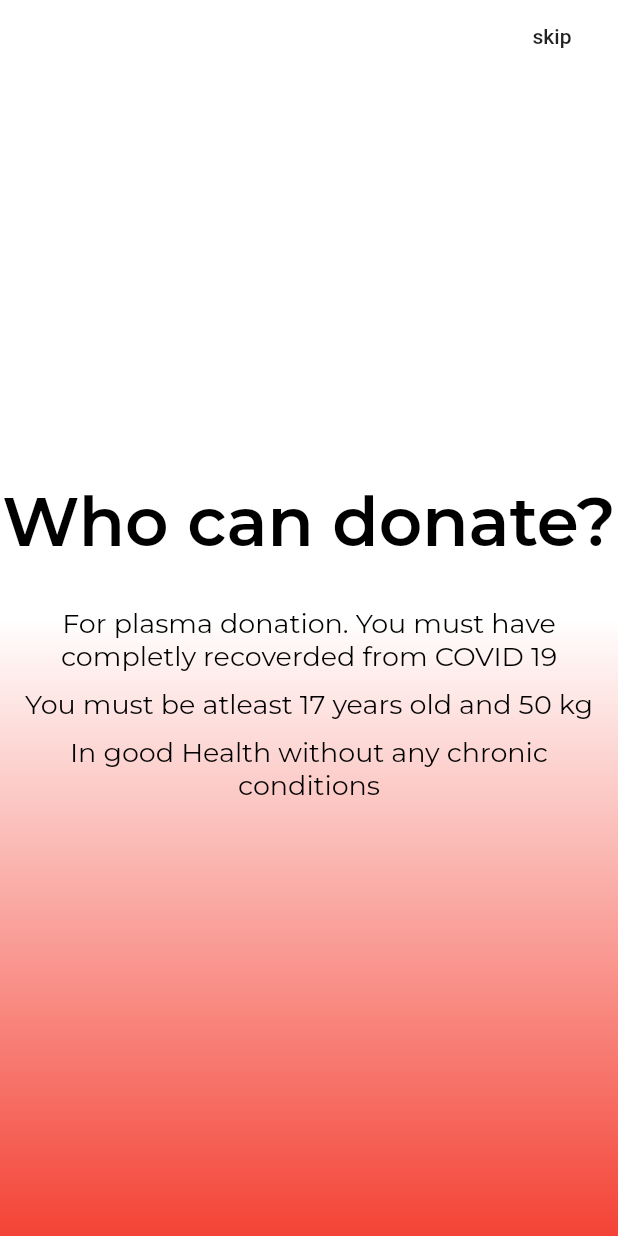
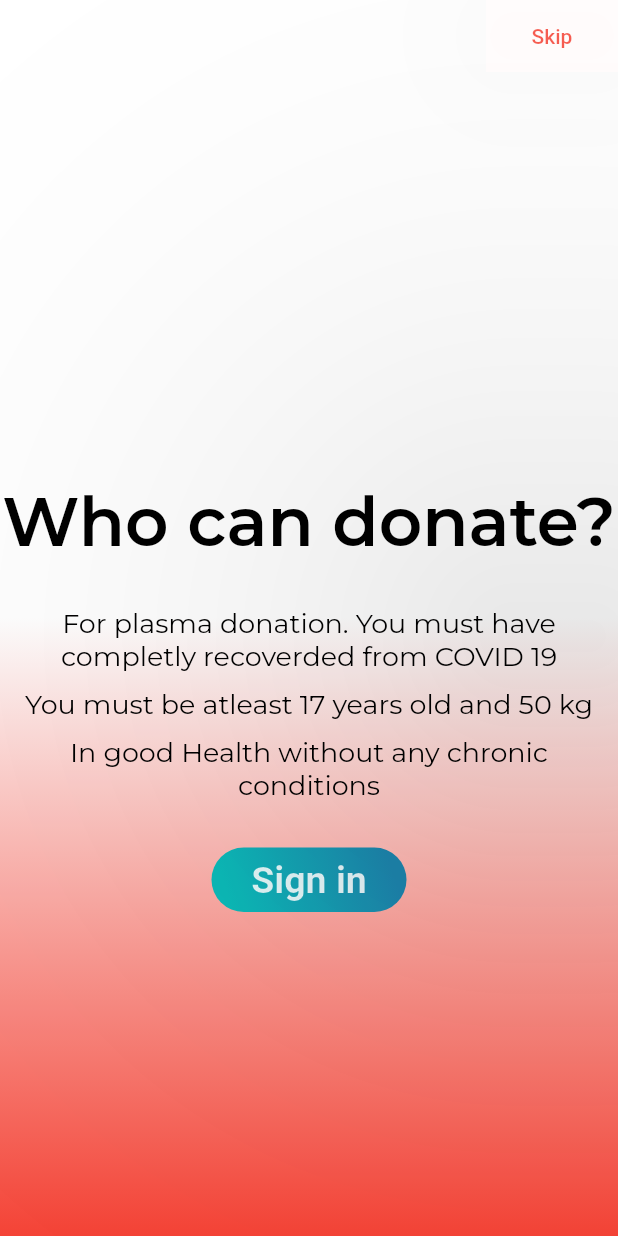
Before and after one commit to ShreyasRaj4/MediCaP, a Flutter app: the IntroRoute screen opened directly, swiped to page 4, on a phone screen of 412 x 824 dp. Run offline on Flutter 3.47's test engine with Material 2 defaults, Android fonts, the phone set to English and light mode, and no system bars; drawn by our look-alikes of shimmer; our stand-ins replace firebase_auth, firebase_core, google_fonts; accounts and stored records are empty.

```diff
--- a/lib/IntroPages/page4.dart
+++ b/lib/IntroPages/page4.dart
@@ -1,6 +1,7 @@
 import 'package:flutter/material.dart';
 import 'package:google_fonts/google_fonts.dart';
-
+import 'package:shimmer/shimmer.dart';
+import 'package:MediCaP/register/login.dart';
 class IntroPage4 extends StatelessWidget {
   @override
   Widget build(BuildContext context) {
@@ -55,6 +56,41 @@ class IntroPage4 extends StatelessWidget {
                 decorationColor: Colors.yellow,
                 color: Colors.black),
           ),
+          SizedBox(height: 30),
+          Container(
+            width: 130.0,
+            height: 43.0,
+            decoration: BoxDecoration(
+              borderRadius: BorderRadius.circular(30.0),
+              gradient: LinearGradient(
+                begin: Alignment.topRight,
+                end: Alignment.bottomLeft,
+                stops: [0.1, 0.9],
+                colors: [
+                  Color(0xff1d83ab),
+                  Color(0xff0cbab8),
+                ],
+              ),
+            ),
+            child: Shimmer.fromColors(
+              baseColor: Colors.white,
+              highlightColor: Colors.purple,
+              child: FlatButton(
+                height: 10,
+                onPressed: () {
+                  Navigator.push(context,MaterialPageRoute(builder: (context)=>Login()));
+                },
+                child: Text(
+                  'Sign in',
+                  textAlign: TextAlign.center,
+                  style: TextStyle(
+                    fontSize: 25.0,
+                    fontWeight: FontWeight.bold,
+                  ),
+                ),
+              ),
+            ),
+          ),
         ],
       ),
     );
--- a/lib/introroute.dart
+++ b/lib/introroute.dart
@@ -3,6 +3,8 @@ import 'package:flutter/material.dart';
 import 'package:MediCaP/IntroPages/page1.dart';
 import 'package:MediCaP/IntroPages/page2.dart';
 import 'package:MediCaP/IntroPages/page3.dart';
+import 'package:shimmer/shimmer.dart';
+import 'package:MediCaP/register/login.dart';
 
 class IntroRoute extends StatelessWidget {
   @override
@@ -22,17 +24,33 @@ class IntroRoute extends StatelessWidget {
               ),
             ),
             Container(
-                child: Row(
-              mainAxisAlignment: MainAxisAlignment.end,
-              children: [
-                FlatButton(
-                  child: Text('skip'),
-                  onPressed: () {
-                    print('jhi');
-                  },
-                ),
-              ],
-            ))
+              child: Row(
+                mainAxisAlignment: MainAxisAlignment.end,
+                children: [
+                  Container(
+                    color: Colors.transparent,
+                    child: Shimmer.fromColors(
+                      baseColor: Colors.red,
+                      highlightColor: Colors.black,
+                      child: RaisedButton(
+                        shape: RoundedRectangleBorder(
+                          borderRadius: BorderRadius.circular(18.0),
+                        ),
+                        elevation: 200,
+                        color: Colors.transparent,
+                        child: Text(
+                          'Skip',
+                          style: TextStyle(fontWeight: FontWeight.w500),
+                        ),
+                        onPressed: () => Navigator.push(context,
+                            MaterialPageRoute(builder: (context) => Login())),
+                        highlightColor: Colors.pink,
+                      ),
+                    ),
+                  ),
+                ],
+              ),
+            ),
           ],
         ),
       ),
```
Also changed, not shown: lib/IntroPages/page3.dart (+15 -13 lines), lib/authentication_service.dart (added, +30 -0 lines), lib/homescreen.dart (+26 -3 lines), lib/main.dart (+41 -25 lines), lib/register/login.dart (added, +145 -0 lines), lib/register/resistration.dart (added, +116 -0 lines), pubspec.yaml (+7 -11 lines), images/background1.png (deleted), images/corona-virus-covid-vector-banner-background-outbreak-pandemic-disease-worlds-deadly-novel-white-illustration-176857209.jpg (deleted), images/gettyimages-1208193852-612x612.jpg (deleted), images/medicapsweety.png (deleted), images/sweetybackground.png (deleted), images/white.jpg (deleted), lib/IntroPages/page1.dart (line endings or trailing spaces), 2 more files, 3 other files.
